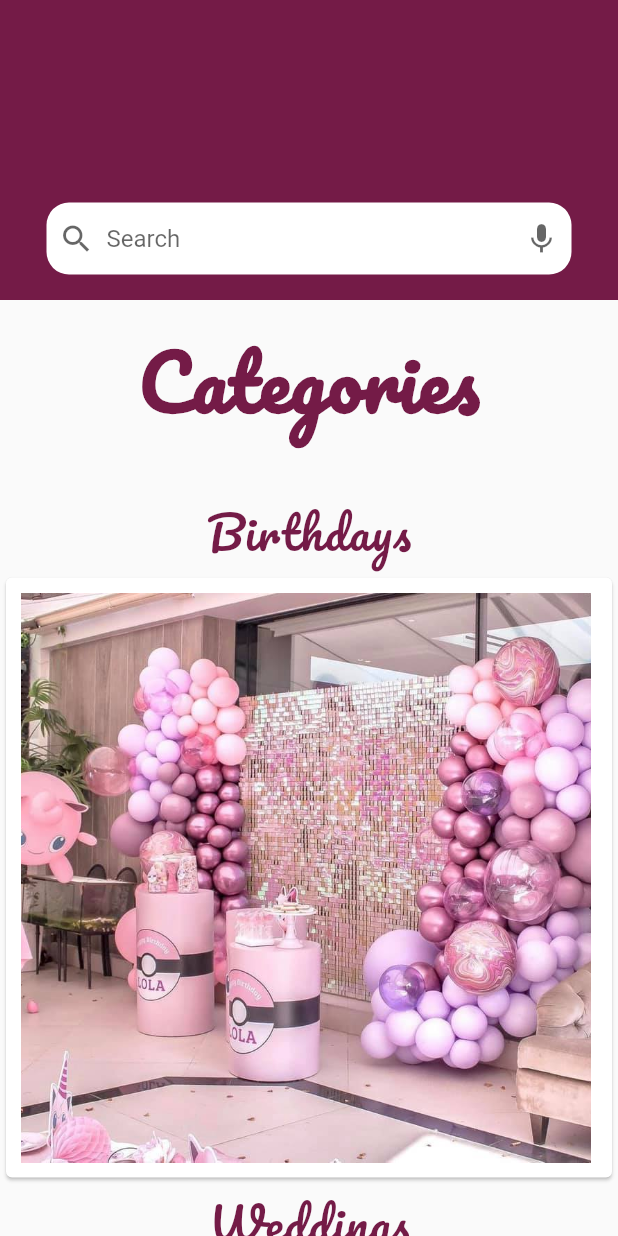
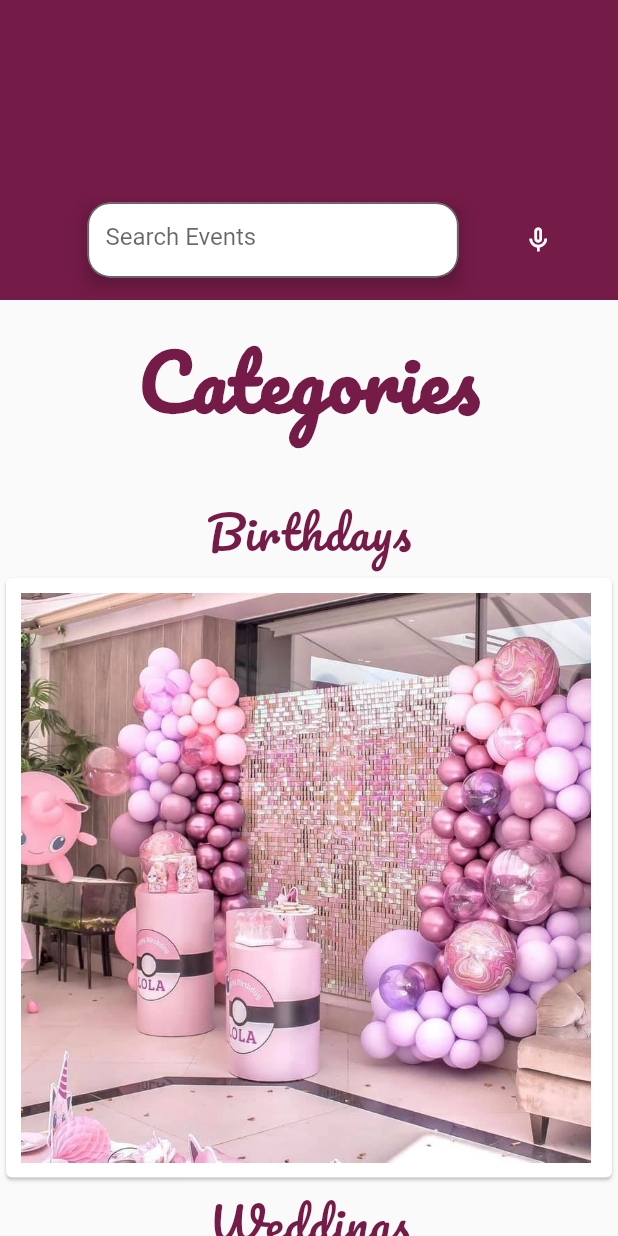
Before and after one commit to Naveed-kaimkhani/Event-Planer, a Flutter app: the HomePagev2 screen opened directly, on a phone screen of 412 x 824 dp. Run offline on Flutter 3.47's test engine with Material 2 defaults, Android fonts, the phone set to English and light mode, and no system bars; our stand-ins replace cloud_firestore, firebase_auth, firebase_core, firebase_storage, flutter_rating_bar, fluttertoast and 5 more; missing offline and left inert: dart:ffi, flutter_drawers; accounts and stored records are empty.

Commit message:
search bar implemented

```diff
--- a/lib/screens/HomePagev2.dart
+++ b/lib/screens/HomePagev2.dart
@@ -3,6 +3,7 @@ import 'package:eventplaner/rootwidget.dart';
 import 'package:eventplaner/screens/EventTypes/BithdayScreen.dart';
 import 'package:eventplaner/screens/EventTypes/weddings.dart';
 import 'package:eventplaner/widgets/Containerwidgets.dart';
+import 'package:eventplaner/widgets/searchbar.dart';
 import 'package:flutter/material.dart';
 import 'package:flutter/rendering.dart';
 import 'package:google_fonts/google_fonts.dart';
@@ -80,40 +81,40 @@ class _HomePagev2State extends State<HomePagev2> {
             Center(
               child: Container(
                 margin: EdgeInsets.only(top: 135),
-                width: 350,
-                child: Row(
-                  // crossAxisAlignment: CrossAxisAlignment.start,
-                  // mainAxisAlignment: MainAxisAlignment.start,
-                  children: [
-                    Padding(
-                      padding: const EdgeInsets.all(8.0),
-                      child: Icon(
-                        Icons.search,
-                        color: Colors.black.withOpacity(.6),
-                      ),
-                    ),
-                    const Expanded(
-                        child: TextField(
-                      showCursor: false,
-                      decoration: InputDecoration(
-                        hintText: 'Search',
-                        border: InputBorder.none,
-                        focusedBorder: InputBorder.none,
-                      ),
-                    )),
-                    Padding(
-                      padding: const EdgeInsets.all(8.0),
-                      child: Icon(
-                        Icons.mic,
-                        color: Colors.black.withOpacity(.6),
-                      ),
-                    ),
-                  ],
+
+                child: SearchBarWidget(
+                  hasBackButton: false,
+                  isReadOnly: true,
                 ),
-                decoration: BoxDecoration(
-                  color: Colors.white,
-                  borderRadius: BorderRadius.circular(15),
-                ),
+                // Row(
+                //   // crossAxisAlignment: CrossAxisAlignment.start,
+                //   // mainAxisAlignment: MainAxisAlignment.start,
+                //   children: [
+                //     Padding(
+                //       padding: const EdgeInsets.all(8.0),
+                //       child: Icon(
+                //         Icons.search,
+                //         color: Colors.black.withOpacity(.6),
+                //       ),
+                //     ),
+                //     const Expanded(
+                //         child: TextField(
+                //       showCursor: false,
+                //       decoration: InputDecoration(
+                //         hintText: 'Search',
+                //         border: InputBorder.none,
+                //         focusedBorder: InputBorder.none,
+                //       ),
+                //     )),
+                //     Padding(
+                //       padding: const EdgeInsets.all(8.0),
+                //       child: Icon(
+                //         Icons.mic,
+                //         color: Colors.black.withOpacity(.6),
+                //       ),
+                //     ),
+                //   ],
+                // ),
               ),
             ),
           ]),
--- /dev/null
+++ b/lib/widgets/searchbar.dart
@@ -0,0 +1,97 @@
+import 'package:flutter/material.dart';
+
+import '../screens/resultScreen.dart';
+import '../screens/searchScreen.dart';
+
+class SearchBarWidget extends StatelessWidget with PreferredSizeWidget {
+  final bool isReadOnly;
+  final bool hasBackButton;
+  SearchBarWidget({
+    Key? key,
+    required this.isReadOnly,
+    required this.hasBackButton,
+  })  : preferredSize = const Size.fromHeight(80),
+        super(key: key);
+
+  @override
+  final Size preferredSize;
+
+  OutlineInputBorder border = OutlineInputBorder(
+    borderRadius: BorderRadius.circular(15),
+    borderSide: const BorderSide(
+      color: Colors.grey,
+      width: 1,
+    ),
+  );
+
+  @override
+  Widget build(BuildContext context) {
+    Size screenSize = MediaQuery.of(context).size;
+    return Container(
+      height: 50,
+      child: Row(
+        mainAxisAlignment: MainAxisAlignment.spaceEvenly,
+        children: [
+          hasBackButton
+              ? IconButton(
+                  onPressed: () {
+                    Navigator.pop(context);
+                  },
+                  icon: const Icon(Icons.arrow_back))
+              : Container(),
+          SizedBox(
+            //hasBackButton ? screenSize.width * 0.8 : screenSize.width * 0.5,
+
+            width: screenSize.width * 0.6,
+            child: Center(
+              child: Container(
+                decoration: BoxDecoration(
+                  boxShadow: [
+                    BoxShadow(
+                      color: Colors.black.withOpacity(0.2),
+                      blurRadius: 8,
+                      spreadRadius: 1,
+                      offset: const Offset(0, 5),
+                    ),
+                  ],
+                ),
+                child: TextField(
+                  onSubmitted: (String query) {
+                    Navigator.push(
+                        context,
+                        MaterialPageRoute(
+                            builder: (context) => ResultScreen(query: query)));
+                  },
+                  readOnly: isReadOnly,
+                  onTap: () {
+                    if (isReadOnly) {
+                      Navigator.push(
+                          context,
+                          MaterialPageRoute(
+                              builder: (context) => Search_Screen()));
+                    }
+                  },
+                  decoration: InputDecoration(
+                    hintText: "Search Events",
+                    fillColor: Colors.white,
+                    filled: true,
+                    border: border,
+                    focusedBorder: border,
+                  ),
+                ),
+              ),
+            ),
+          ),
+          IconButton(
+            onPressed: () {},
+            icon: const Icon(
+              Icons.mic_none_outlined,
+              size: 20,
+              color: Colors.white,
+            ),
+          ),
+        ],
+      ),
+    );
+  }
+}
```
Also changed, not shown: lib/main.dart (+4 -5 lines), lib/screens/resultScreen.dart (added, +150 -0 lines), lib/screens/ripplingeffect.dart (+35 -134 lines), lib/screens/searchScreen.dart (added, +17 -0 lines), lib/screens/splashscreen.dart (+13 -10 lines), assets/Web 1920 – 1.png (added), 1 other file.
